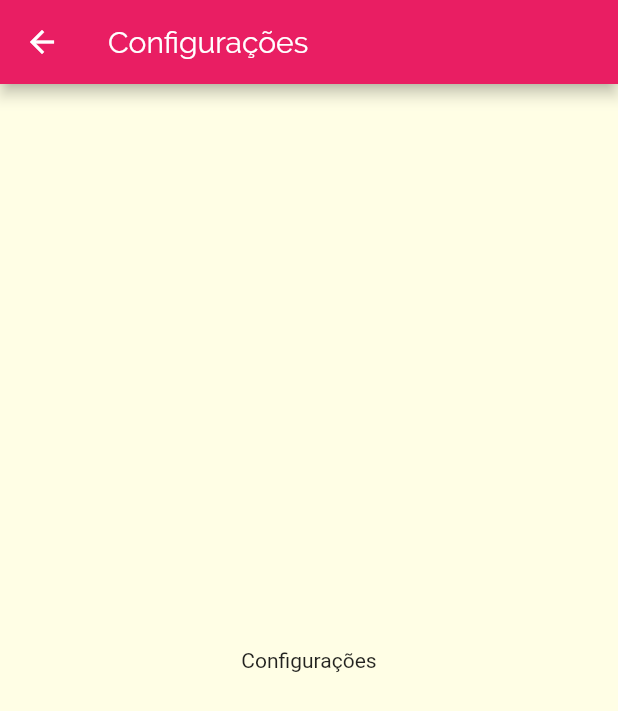
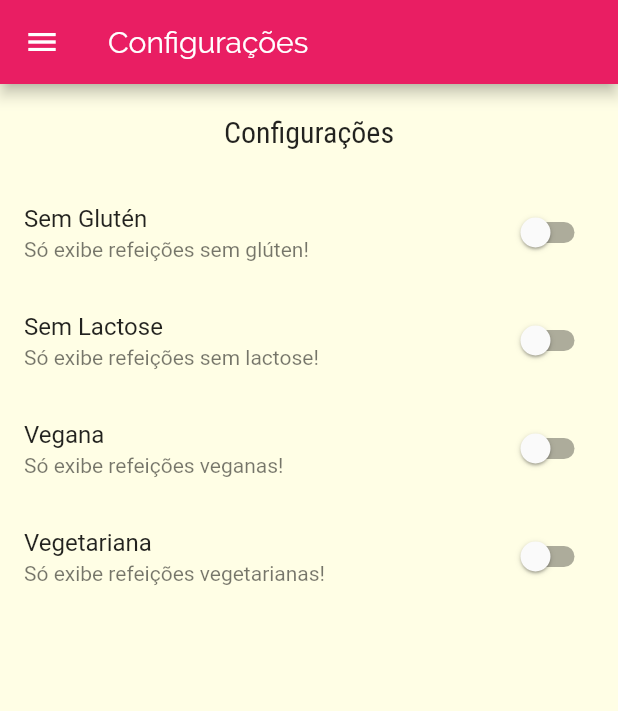
Before and after one commit to carlosrjr/Meals, a Flutter app: the SettingsScreen screen opened by its route, on a phone screen of 412 x 824 dp. Shown: the top 711 px of the screen. Run offline on Flutter 3.47's test engine with Material 2 defaults, Android fonts, the phone set to English and light mode, and no system bars; network calls fail.

Commit message:
[ADD] Adicinado filtro de refeiçoes

```diff
--- a/lib/components/main_drawer.dart
+++ b/lib/components/main_drawer.dart
@@ -44,13 +44,13 @@ class MainDrawer extends StatelessWidget {
           _createItem(
             Icons.restaurant,
             'Refeições',
-            () => Navigator.of(context).pushNamed(AppRoutes.HOME),
+            () => Navigator.of(context).pushReplacementNamed(AppRoutes.HOME),
           ),
           Divider(),
           _createItem(
             Icons.settings,
             'Configurações',
-            () => Navigator.of(context).pushNamed(AppRoutes.SETTINGS),
+            () => Navigator.of(context).pushReplacementNamed(AppRoutes.SETTINGS),
           ),
           Divider(),
         ],
--- /dev/null
+++ b/lib/models/settings.dart
@@ -0,0 +1,13 @@
+class Settings {
+  bool isGlutenFree;
+  bool isLactoseFree;
+  bool isVegan;
+  bool isVegetarian;
+
+  Settings({
+    this.isGlutenFree = false,
+    this.isLactoseFree = false,
+    this.isVegan = false,
+    this.isVegetarian = false,
+  });
+}
--- a/lib/screens/meal_detail_screen.dart
+++ b/lib/screens/meal_detail_screen.dart
@@ -86,6 +86,12 @@ class MealDetailScreen extends StatelessWidget {
           ],
         ),
       ),
+      floatingActionButton: FloatingActionButton(
+        child: Icon(Icons.star),
+        onPressed: () {
+          Navigator.of(context).pop(meal.title);
+        },
+      ),
     );
   }
 }
--- a/lib/screens/settings_screen.dart
+++ b/lib/screens/settings_screen.dart
@@ -1,14 +1,91 @@
 import 'package:flutter/material.dart';
+import 'package:meals/components/main_drawer.dart';
+import 'package:meals/models/settings.dart';
 
-class SettingsScreen extends StatelessWidget {
+class SettingsScreen extends StatefulWidget {
+
+  final Settings settings;
+  final Function(Settings) onSettingsChanged;
+
+  const SettingsScreen(this.settings, this.onSettingsChanged);
+
+  @override
+  _SettingsScreenState createState() => _SettingsScreenState();
+}
+
+class _SettingsScreenState extends State<SettingsScreen> {
+  Settings settings;
+
+  @override
+  void initState() {
+    super.initState();
+    settings = widget.settings;
+  }
+
+  Widget _createSwitch(
+    String title,
+    String subtitle,
+    bool value,
+    Function(bool) onChange,
+  ) {
+    return SwitchListTile(
+      title: Text(title),
+      subtitle: Text(subtitle),
+      value: value,
+      onChanged: (value) {
+        onChange(value);
+        widget.onSettingsChanged(settings);
+      },
+    );
+  }
+
   @override
   Widget build(BuildContext context) {
     return Scaffold(
       appBar: AppBar(
         title: Text('Configurações'),
       ),
-      body: Center(
-        child: Text('Configurações'),
+      drawer: MainDrawer(),
+      body: Column(
+        children: <Widget>[
+          Container(
+            padding: const EdgeInsets.all(20),
+            child: Text(
+              'Configurações',
+              style: Theme.of(context).textTheme.title,
+            ),
+          ),
+          Expanded(
+            child: ListView(
+              children: <Widget>[
+                _createSwitch(
+                  'Sem Glutén',
+                  'Só exibe refeições sem glúten!',
+                  settings.isGlutenFree,
+                  (value) => setState(() => settings.isGlutenFree = value),
+                ),
+                _createSwitch(
+                  'Sem Lactose',
+                  'Só exibe refeições sem lactose!',
+                  settings.isLactoseFree,
+                  (value) => setState(() => settings.isLactoseFree = value),
+                ),
+                _createSwitch(
+                  'Vegana',
+                  'Só exibe refeições veganas!',
+                  settings.isVegan,
+                  (value) => setState(() => settings.isVegan = value),
+                ),
+                _createSwitch(
+                  'Vegetariana',
+                  'Só exibe refeições vegetarianas!',
+                  settings.isVegetarian,
+                  (value) => setState(() => settings.isVegetarian = value),
+                ),
+              ],
+            ),
+          ),
+        ],
       ),
     );
   }
```
Also changed, not shown: lib/components/meal_item.dart (+19 -4 lines), lib/main.dart (+33 -16 lines), lib/screens/categories_meals_screen.dart (+7 -2 lines).
